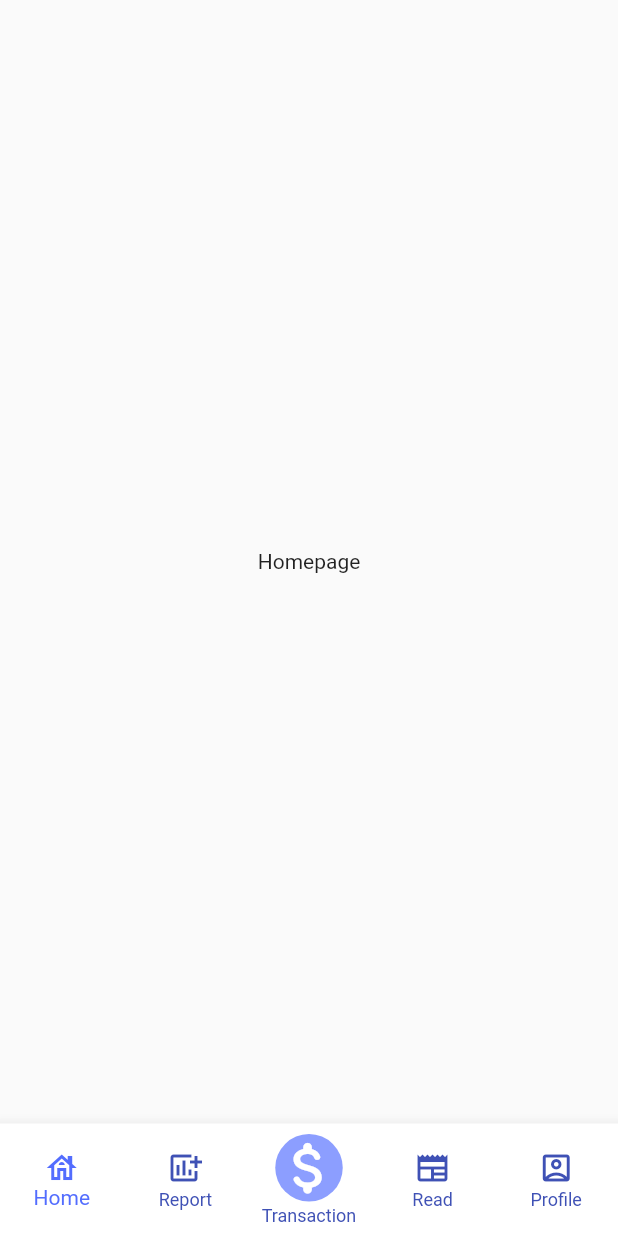
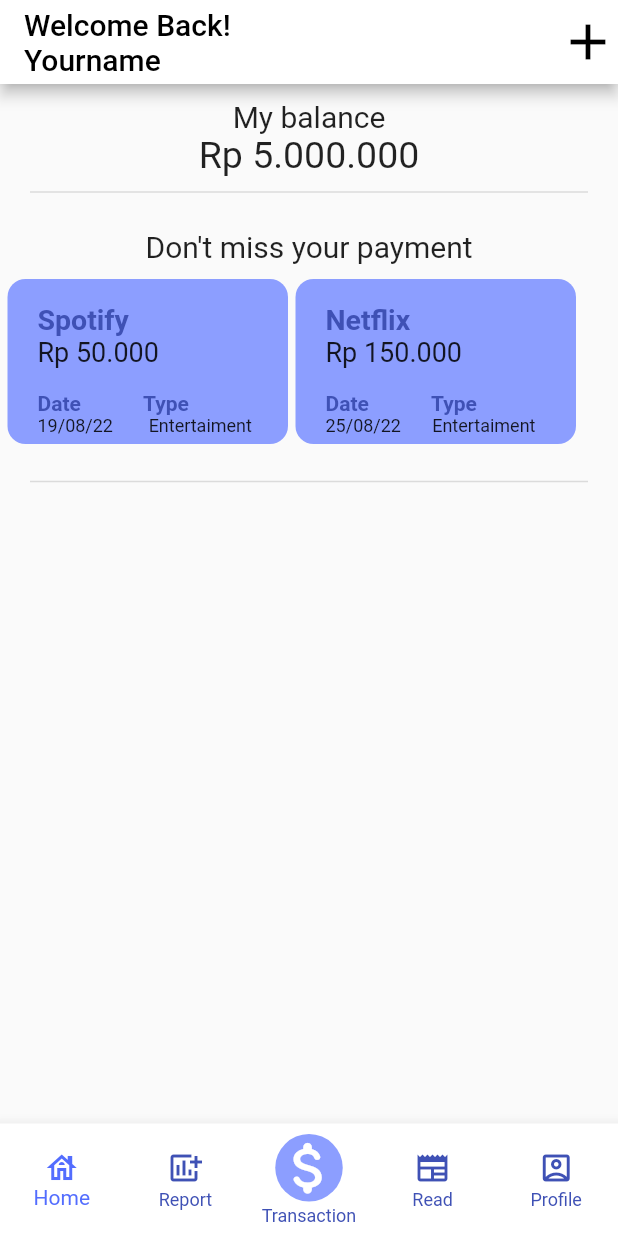
Before and after one commit to PPL-Waffar/iSaveit-flutter, a Flutter app: the screen it shows after launch, on a phone screen of 412 x 824 dp. Run offline on Flutter 3.47's test engine with Material 2 defaults, Android fonts, the phone set to English and light mode, and no system bars.

Commit message:
Creating homepage

```diff
--- a/lib/page/homepage.dart
+++ b/lib/page/homepage.dart
@@ -1,13 +1,150 @@
 import 'package:flutter/cupertino.dart';
 import 'package:flutter/material.dart';
 
+
 class HomeView extends StatelessWidget {
+
   @override
   Widget build(BuildContext context) {
-    return Container(
-      child: Center(
-        child: Text("Homepage"),
+    return Scaffold(
+        appBar: AppBar(
+          backgroundColor: Colors.white,
+          title: Text ("Welcome Back! \nYourname", style: TextStyle(color: Colors.black),),
+            actions: [
+              Icon(Icons.add, color: Colors.black, size: 40,),
+            ],
+          ),
+
+        body : SingleChildScrollView(
+          child: Column(
+            children: [
+            balance(),
+            SizedBox(height: 10,),
+            planned_payment(),
+            SizedBox(height: 15,),
+            divider(),
+
+            pocket(),
+
+            ],
+          ),
       ),
     );
   }
 }
+
+class balance extends StatelessWidget{
+  @override
+  Widget build(BuildContext context){
+    return Container(
+      child: Column(
+        children: <Widget>[
+          SizedBox(height: 10,),
+          Text('My balance ', textAlign: TextAlign.center, style: TextStyle(fontSize: 20),),
+          Text ('Rp 5.000.000', style: TextStyle(fontSize: 25, ),),
+          Container(
+            margin: const EdgeInsets.only(left: 20, right: 20),
+            child: const Divider(
+              color: Color(0xFFDBDBDB),
+              height: 20,
+              thickness: 1,
+              indent: 0,
+              endIndent: 0,
+            ),
+          ),
+          SizedBox(height: 15,),
+          Text("Don't miss your payment",  textAlign: TextAlign.left, style: TextStyle(fontSize: 20),),
+        ],
+      )
+    );
+  }
+}
+class divider extends StatelessWidget{
+  @override
+  Widget build(BuildContext context){
+    return Container(
+      margin: const EdgeInsets.only(left: 20, right: 20),
+      child: const Divider(
+        color: Color(0xFFDBDBDB),
+        height: 20,
+        thickness: 1,
+        indent: 0,
+        endIndent: 0,
+      ),
+    );
+  }
+}
+class planned_payment extends StatelessWidget{
+  @override
+  Widget build(BuildContext context) {
+    return Container(
+      child : Row(
+          children: <Widget>[
+              SizedBox( width: 5,),
+              Container(
+                padding: EdgeInsets.fromLTRB(20, 0, 20, 0),
+                decoration: BoxDecoration(
+                  borderRadius: BorderRadius.all(Radius.circular(12)),
+                  color: Colors.indigoAccent.shade100,
+                ),
+                height: 110,
+                width: 187,
+                child :RichText(
+                  text: TextSpan(
+                    style: DefaultTextStyle.of(context).style,
+                    children: const <TextSpan>[
+                      TextSpan(text :'\n'),
+                      TextSpan(text: 'Spotify\n', style: TextStyle(fontWeight: FontWeight.bold, fontSize: 19, color: Colors.indigo)),
+                      TextSpan(text: 'Rp 50.000\n', style: TextStyle(fontSize: 18)),
+                      TextSpan(text: '\n'),
+                      TextSpan(text: 'Date            Type\n', style: TextStyle(fontSize: 14, color: Colors.indigo, fontWeight: FontWeight.bold,)),
+                      TextSpan(text: '19/08/22        Entertaiment', style: TextStyle(fontSize: 12)),
+
+                    ],
+                  ),
+                  ),
+
+
+              ),
+              const SizedBox(width: 5,),
+
+            Container(
+              padding: EdgeInsets.fromLTRB(20, 0, 20, 0),
+              decoration: BoxDecoration(
+                borderRadius: BorderRadius.all(Radius.circular(12)),
+                color: Colors.indigoAccent.shade100,
+              ),
+              height: 110,
+              width: 187,
+              child :RichText(
+                text: TextSpan(
+                  style: DefaultTextStyle.of(context).style,
+                  children: const <TextSpan>[
+                    TextSpan(text :'\n'),
+                    TextSpan(text: 'Netflix\n', style: TextStyle(fontWeight: FontWeight.bold, fontSize: 19, color: Colors.indigo)),
+                    TextSpan(text: 'Rp 150.000\n', style: TextStyle(fontSize: 18)),
+                    TextSpan(text: '\n'),
+                    TextSpan(text: 'Date            Type\n', style: TextStyle(fontSize: 14, color: Colors.indigo,fontWeight: FontWeight.bold,)),
+                    TextSpan(text: '25/08/22       Entertaiment', style: TextStyle(fontSize: 12)),
+
+                  ],
+                ),
+              ),
+
+
+            ),
+          ]
+          ),
+
+      );
+  }
+
+}
+class pocket extends StatelessWidget {
+  @override
+  Widget build(BuildContext context){
+    return Container(
+
+    );
+  }
+}
```
